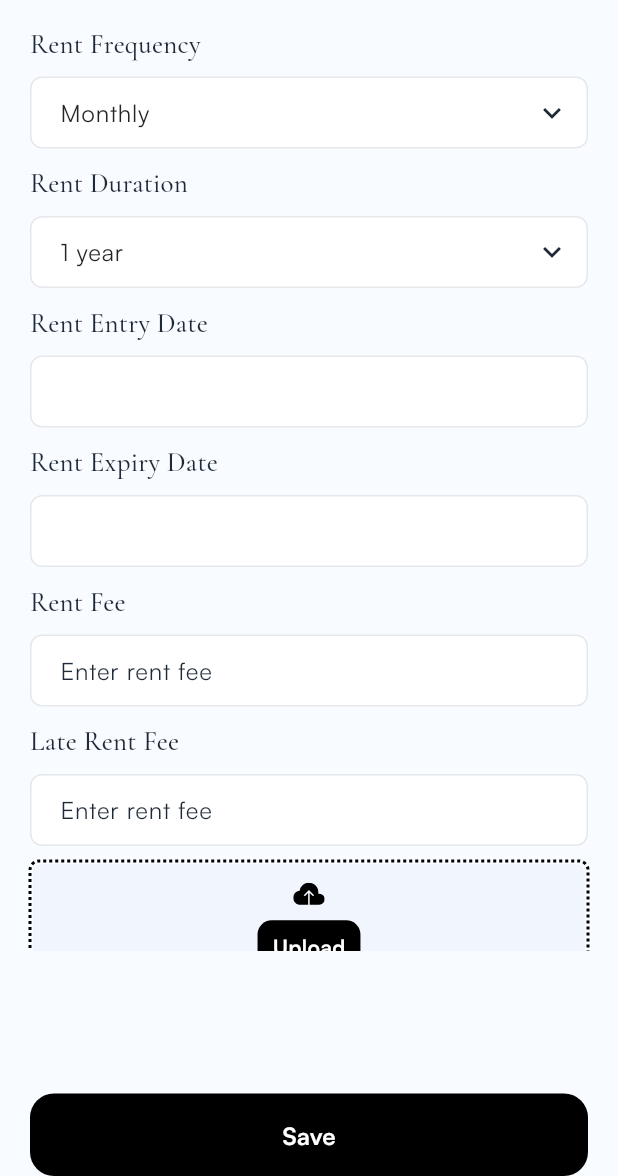
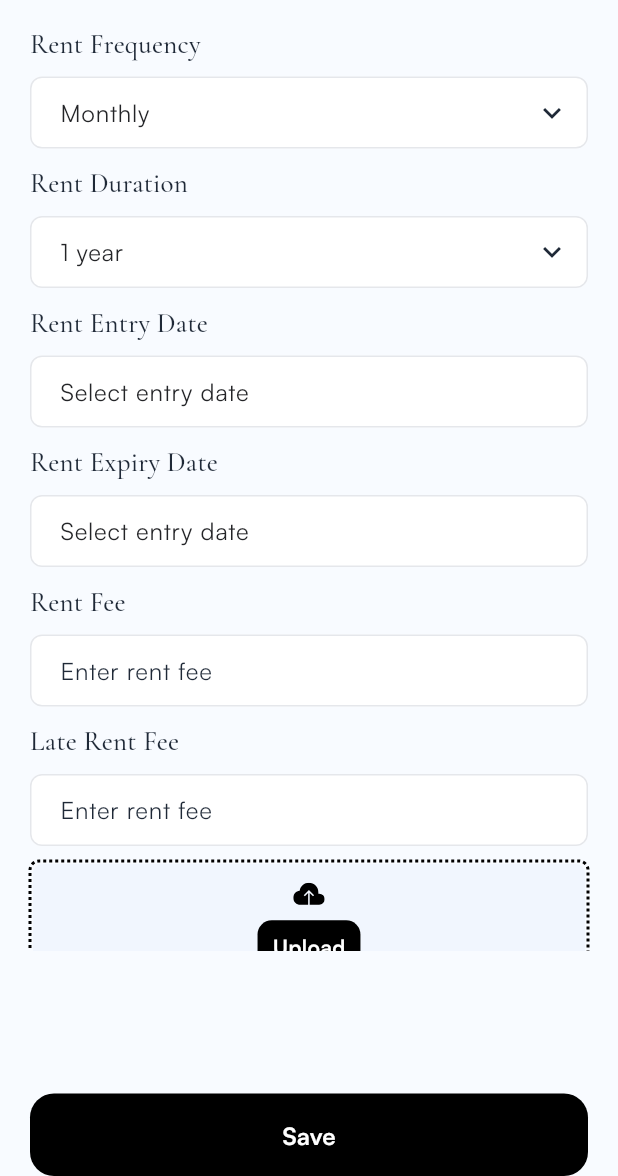
Before and after one commit to Jaysalasi/tobfolio, a Flutter app: the AddTenantScreen screen opened directly, scrolled down 48 dp, after a tap on "Continue", on a phone screen of 412 x 824 dp, the part 60-1236 px from its top. Run offline on Flutter 3.47's test engine with Material 3 defaults, Android fonts, the phone set to English and light mode, and no system bars; drawn by our look-alikes of dotted_border; our stand-ins replace dio, equatable, flutter_bloc, flutter_secure_storage, flutter_svg, fluttertoast and 4 more; accounts and stored records are empty; network calls fail; project files that could hold a hidden picture were left out.

Commit message:
add prem

```diff
--- a/lib/features/artisan_profile/bloc/artisan_profile_bloc.dart
+++ b/lib/features/artisan_profile/bloc/artisan_profile_bloc.dart
@@ -121,7 +121,6 @@ class ArtisanProfileBloc extends Bloc<ArtisanProfileEvent, ArtisanProfileState>
       if (e.toString().toLowerCase().contains('authorization') ||
           e.toString().toLowerCase().contains('token') ||
           e.toString().toLowerCase().contains('unauthorized')) {
-        print('Auth error detected in artisan profile BLoC - triggering logout');
         await _authRepository.logout();
       }
 
--- a/lib/features/artisan_profile/screens/widgets/overview_widget.dart
+++ b/lib/features/artisan_profile/screens/widgets/overview_widget.dart
@@ -84,7 +84,6 @@ Expanded overviewMeth(BuildContext context, ThemeData theme, Handyman detail, Li
                   scrollDirection: Axis.horizontal,
                   child: Row(
                     children: List.generate(images.length, (index) {
-                      print("images ----- ${images[index]}");
                       return Container(
                         width: 126,
                         height: 113,
--- a/lib/features/auth/bloc/forgot_password_state.dart
+++ b/lib/features/auth/bloc/forgot_password_state.dart
@@ -1,4 +1,3 @@
-import 'dart:convert';
 
 import 'package:equatable/equatable.dart';
 
--- a/lib/features/auth/screens/forgot_password.dart
+++ b/lib/features/auth/screens/forgot_password.dart
@@ -57,7 +57,6 @@ class _ForgotPasswordScreenState extends State<ForgotPasswordScreen> {
               showError(state.errorMsg!);
             } else if (state.status == ForgotPasswordStatus.success) {
               showSuccess(state.forgotPasswordResponse!.message);
-              print("object ${state.forgotPasswordResponse!.message}");
               Navigator.of(context).pushReplacementNamed('/login');
             }
           }
--- a/lib/features/lease_property/screen/lease_property_screen.dart
+++ b/lib/features/lease_property/screen/lease_property_screen.dart
@@ -14,7 +14,7 @@ class _LeasePropertyScreenState extends State<LeasePropertyScreen> {
   @override
   Widget build(BuildContext context) {
     final theme = Theme.of(context);
-    final size = MediaQuery.of(context).size;
+    // final size = MediaQuery.of(context).size;
     return Scaffold(
       backgroundColor: theme.colorScheme.tertiary,
       appBar: AppBar(
--- a/lib/features/tenant_profile/bloc/_tenant_profile_bloc.dart
+++ b/lib/features/tenant_profile/bloc/_tenant_profile_bloc.dart
@@ -47,21 +47,15 @@ class TenantProfileBloc
     UpdateTenant event,
     Emitter<TenantProfileState> emit,
   ) async {
-    print('DEBUG: _updateTenant called');
-    print('DEBUG: tenantId: ${event.tenantId}');
-    print('DEBUG: updatedData: ${event.updatedData}');
 
     emit(TenantProfileLoading());
 
     try {
-      print('DEBUG: Calling repository.updateTenant');
       await _repository.updateTenant(event.tenantId, event.updatedData);
-      print('DEBUG: Repository update completed successfully');
 
       // Show success message or navigate back
       emit(TenantProfileSuccess('Tenant updated successfully'));
     } catch (e) {
-      print('DEBUG: Update failed with error: $e');
       emit(TenantProfileError(e.toString()));
     }
   }
--- a/lib/features/tenants/screens/add_tenant.dart
+++ b/lib/features/tenants/screens/add_tenant.dart
@@ -45,8 +45,8 @@ class _AddTenantScreenState extends State<AddTenantScreen> {
   String rentAmount = '';
   String rentFrequency = 'Monthly';
   String rentDuration = '1 year';
-  String rentEntryDate = '';
-  String rentExpiryDate = '';
+  String rentEntryDate = 'Select entry date';
+  String rentExpiryDate = 'Select entry date';
   String notes = '';
 
   @override
@@ -432,7 +432,7 @@ class _AddTenantScreenState extends State<AddTenantScreen> {
           ),
           AltTextField(
             label: "Rent Entry Date",
-            hint: rentEntryDate ?? "Select entry date",
+            hint: rentEntryDate ,
             type: AltFieldType.text,
             enabled: true,
             value: rentEntryDate,
@@ -452,7 +452,7 @@ class _AddTenantScreenState extends State<AddTenantScreen> {
           ),
           AltTextField(
             label: "Rent Expiry Date",
-            hint: rentExpiryDate ?? "Select expiry date",
+            hint: rentExpiryDate,
             type: AltFieldType.text,
             enabled: true,
             value: rentExpiryDate,
--- a/lib/features/tenants/widgets/active_tenant_card.dart
+++ b/lib/features/tenants/widgets/active_tenant_card.dart
@@ -43,7 +43,6 @@ class ActiveTenantCard extends StatelessWidget {
       if (percentage < 0.0) return 0.0;
       if (percentage > 1.0) return 1.0;
 
-      print("days left: $daysLeft, percentage: $percentage");
       return percentage;
     } catch (e) {
       return 0.0;
```
Also changed, not shown: lib/features/add_property/screens/add_property_screen.dart (+22 -20 lines), lib/features/add_property/utils/add_property_utils.dart (+8 -4 lines), lib/features/auth/screens/create_new_password.dart (+11 -11 lines), lib/features/tenants/repositories/tenant_repository.dart (+0 -14 lines).
